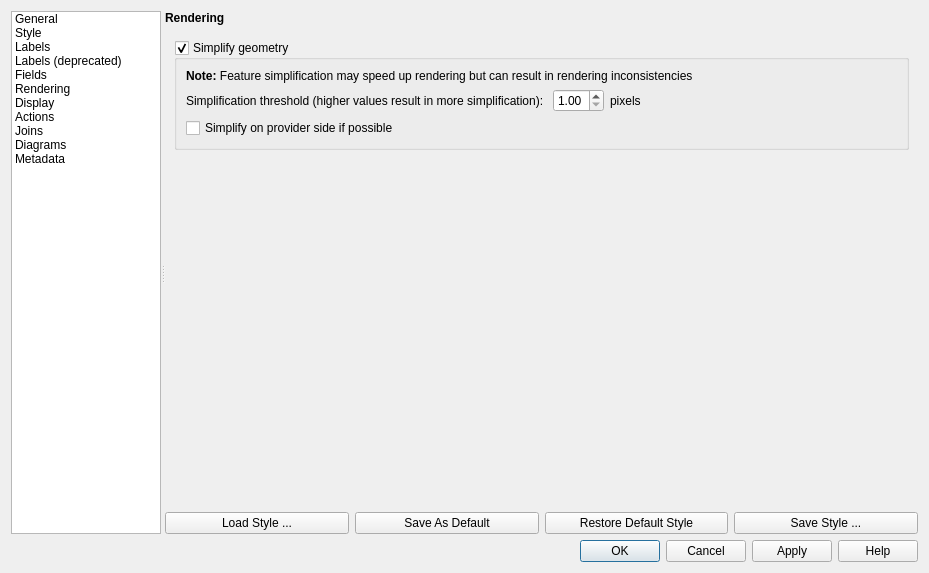
Old version of the form src/ui/qgsvectorlayerpropertiesbase.ui in the repository qgis/QGIS.
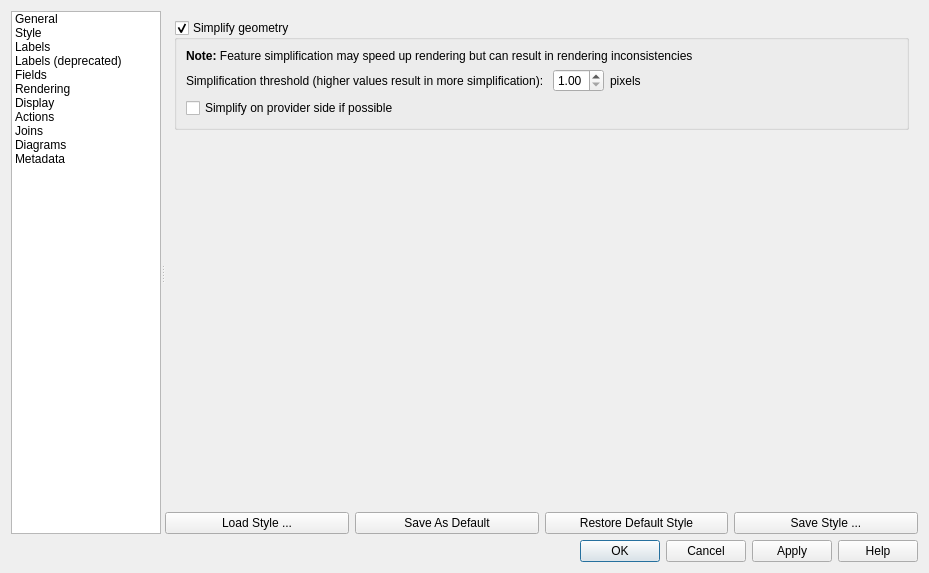
New version of the form. The open tabs and pages were chosen to show the change. Icons and pictures are not drawn. Custom widgets are drawn as their Qt base class.

Commit message: UI: remove top labels, use collapsible groupboxes, and other small improvements

```diff
--- a/src/ui/qgsvectorlayerpropertiesbase.ui
+++ b/src/ui/qgsvectorlayerpropertiesbase.ui
@@ -912,16 +912,6 @@
            <property name="margin">
             <number>0</number>
            </property>
-           <item>
-            <widget class="QLabel" name="label_15">
-             <property name="styleSheet">
-              <string notr="true">font-weight:bold;</string>
-             </property>
-             <property name="text">
-              <string>Rendering</string>
-             </property>
-            </widget>
-           </item>
            <item>
             <widget class="QScrollArea" name="scrollArea_19">
              <property name="frameShape">
@@ -935,8 +925,8 @@
                <rect>
                 <x>0</x>
                 <y>0</y>
-                <width>374</width>
-                <height>255</height>
+                <width>755</width>
+                <height>452</height>
                </rect>
               </property>
               <layout class="QVBoxLayout" name="verticalLayout_32">
@@ -972,19 +962,16 @@
                      <number>2</number>
                     </property>
                     <property name="minimum">
-                     <number>1</number>
+                     <double>1.000000000000000</double>
                     </property>
                     <property name="maximum">
-                     <number>5</number>
+                     <double>5.000000000000000</double>
                     </property>
                     <property name="singleStep">
                      <double>0.20</double>
                     </property>
                     <property name="value">
-                      <double>1.0</double>
-                    </property>
-                    <property name="toolTip">
-                     <string>Higher values result in more simplification</string>
+                     <double>1.000000000000000</double>
                     </property>
                    </widget>
                   </item>
@@ -1806,17 +1793,17 @@
   </layout>
  </widget>
  <customwidgets>
-  <customwidget>
-   <class>QgsScaleComboBox</class>
-   <extends>QComboBox</extends>
-   <header>qgsscalecombobox.h</header>
-  </customwidget>
   <customwidget>
    <class>QgsCollapsibleGroupBox</class>
    <extends>QGroupBox</extends>
    <header>qgscollapsiblegroupbox.h</header>
    <container>1</container>
   </customwidget>
+  <customwidget>
+   <class>QgsScaleComboBox</class>
+   <extends>QComboBox</extends>
+   <header>qgsscalecombobox.h</header>
+  </customwidget>
  </customwidgets>
  <resources>
   <include location="../../images/images.qrc"/>
```
Left out of the diff: 155 changed lines with no effect on the pictures. Lines whose indentation alone changed are shown as unchanged. The commit also changes 8 other files.
